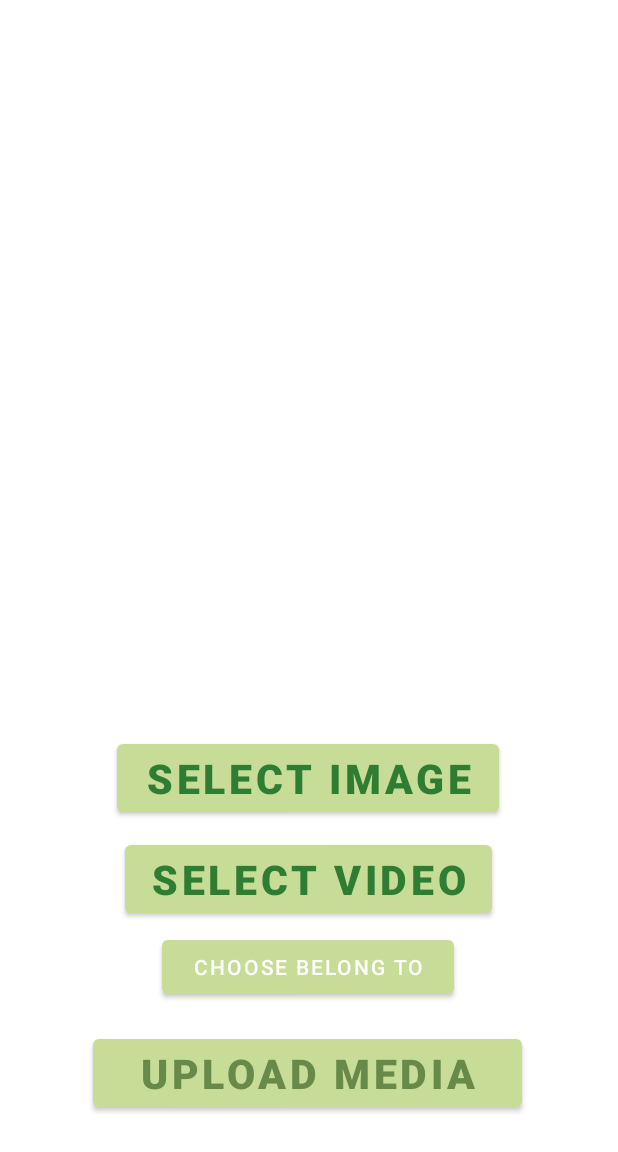
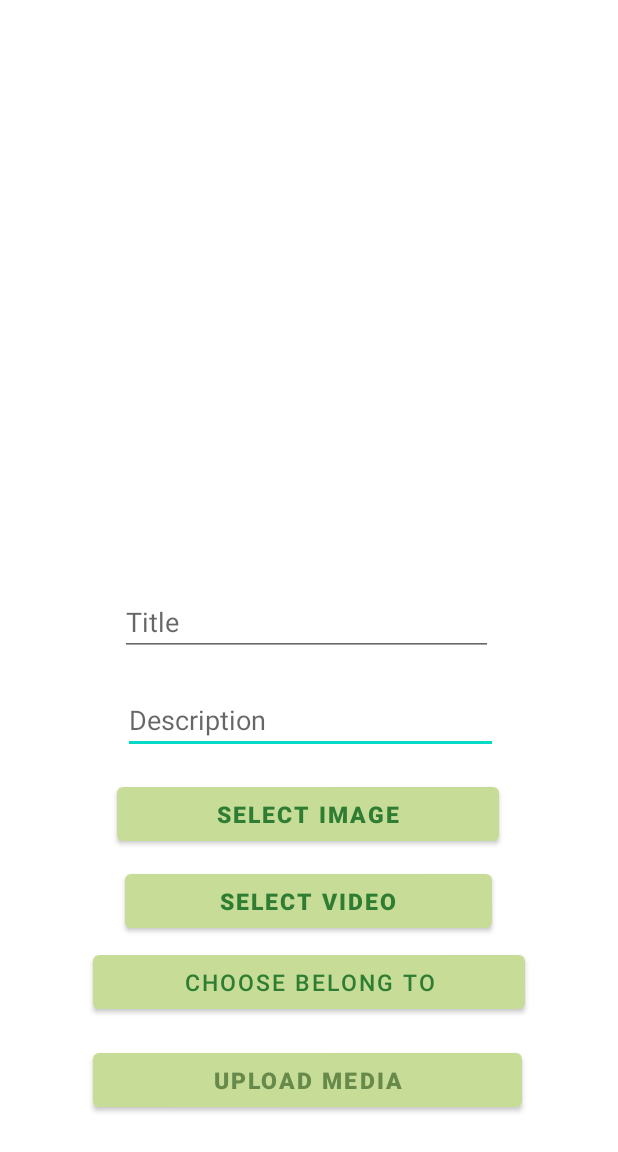
Before and after one commit to knn3/StoryBook, an Android app: the CaretakerUploading screen opened directly, with no data from a screen before it, on a phone screen of 412 x 824 dp, the part 84-1236 px from its top. Run offline under Robolectric (Android 15) with nearby library versions, the phone set to English and light mode, and no system bars; our stand-ins replace Firebase (no records; nobody signed in at launch, a user with empty details on screens opened directly); pictures from the network do not load.

Commit message:
Can now send title and description to firebase

```diff
--- a/app/src/main/java/com/example/storbook/CaretakerUploading.java
+++ b/app/src/main/java/com/example/storbook/CaretakerUploading.java
@@ -4,12 +4,15 @@ import androidx.annotation.NonNull;
 import androidx.annotation.Nullable;
 import androidx.appcompat.app.AppCompatActivity;
 
+import android.app.AlertDialog;
 import android.app.ProgressDialog;
 import android.content.Intent;
 import android.net.Uri;
 import android.os.Bundle;
 import android.util.Log;
 import android.view.View;
+import android.widget.Button;
+import android.widget.EditText;
 import android.widget.MediaController;
 import android.widget.Toast;
 import android.widget.VideoView;
@@ -45,6 +48,11 @@ public class CaretakerUploading extends AppCompatActivity {
     String media;
     String email;
     String downloadedUri;
+    String title;
+    String description;
+    EditText titleBox;
+    EditText descriptionBox;
+
 
     // The member that the media linked to (limit to one)
     String Belonged;
@@ -112,7 +120,6 @@ public class CaretakerUploading extends AppCompatActivity {
                 binding.chooserelationbtn.setText("Belong to " + Belonged);
             }
         }
-
     }
 
     private void uploadImage(){
@@ -158,10 +165,17 @@ public class CaretakerUploading extends AppCompatActivity {
                         // get download Url
                         Uri downloadUri = task.getResult();
                         downloadedUri = downloadUri.toString();
+                        //Get title and description
+                        titleBox = (EditText) findViewById(R.id.titleText);
+                        descriptionBox = (EditText) findViewById(R.id.descriptionText);
+                        title = titleBox.getText().toString();
+                        description = descriptionBox.getText().toString();
 
                         //upload and create a new document for this uploaded media to firestore
                         Map<String, Object> media = new HashMap<>();
                         media.put("Url", downloadedUri);
+                        media.put("Title", title);
+                        media.put("Description", description);
                         media.put("ClickedTime", 0);
                         // Synced with target family member if selected
                         if (!Belonged.equals("")){
@@ -216,6 +230,10 @@ public class CaretakerUploading extends AppCompatActivity {
         }
         // refresh the local url in the end
         ((global) this.getApplication()).refreshpictureUrls();
+
+        //Clear text boxes
+        titleBox.getText().clear();
+        descriptionBox.getText().clear();
     }
 
     private void selectImage(){
--- a/app/src/main/res/layout/activity_caretaker_uploading.xml
+++ b/app/src/main/res/layout/activity_caretaker_uploading.xml
@@ -12,13 +12,12 @@
         android:layout_width="match_parent"
         android:layout_height="?attr/actionBarSize"
         android:background="@color/blue"
+        android:onClick="onBackClick"
         app:logo="@drawable/gallery"
         app:navigationIcon="@drawable/ic_baseline_arrow_back_24"
         app:subtitle="upload page"
-        android:onClick="onBackClick"
         app:title="@string/app_name"
-        app:titleMarginStart="90dp"
-    />
+        app:titleMarginStart="90dp" />
 
 
     <ImageView
@@ -46,7 +45,7 @@
         android:layout_marginBottom="10dp"
         android:text="Select Image"
         android:textColor="#2E7D32"
-        android:textSize="27sp"
+        android:textSize="15sp"
         android:textStyle="bold" />
 
     <Button
@@ -61,7 +60,7 @@
         android:layout_marginBottom="24dp"
         android:text="Upload Media"
         android:textColor="@color/text_color"
-        android:textSize="27sp"
+        android:textSize="15sp"
         android:textStyle="bold" />
 
     <VideoView
@@ -89,21 +88,51 @@
         android:minHeight="48dp"
         android:text="Select Video"
         android:textColor="#2E7D32"
-        android:textSize="27sp"
+        android:textSize="15sp"
         android:textStyle="bold" />
 
     <Button
         android:id="@+id/chooserelationbtn"
-        android:layout_width="194dp"
+        android:layout_width="287dp"
         android:layout_height="wrap_content"
         android:layout_above="@id/uploadBtn"
         android:layout_alignParentStart="true"
         android:layout_alignParentEnd="true"
-        android:layout_marginStart="108dp"
+        android:layout_marginStart="62dp"
         android:layout_marginTop="-468dp"
-        android:layout_marginEnd="109dp"
-        android:layout_marginBottom="18dp"
-        android:text="choose belong to" />
+        android:layout_marginEnd="62dp"
+        android:layout_marginBottom="17dp"
+        android:text="choose belong to"
+        android:textColor="#2E7D32"
+        android:textSize="15sp" />
+
+    <EditText
+        android:id="@+id/descriptionText"
+        android:layout_width="wrap_content"
+        android:layout_height="wrap_content"
+        android:layout_above="@+id/selectImagebtn"
+        android:layout_alignParentStart="true"
+        android:layout_alignParentEnd="true"
+        android:layout_marginStart="82dp"
+        android:layout_marginEnd="80dp"
+        android:layout_marginBottom="16dp"
+        android:ems="10"
+        android:hint="Description"
+        android:inputType="textPersonName" />
+
+    <EditText
+        android:id="@+id/titleText"
+        android:layout_width="248dp"
+        android:layout_height="wrap_content"
+        android:layout_above="@+id/descriptionText"
+        android:layout_alignParentStart="true"
+        android:layout_alignParentEnd="true"
+        android:layout_marginStart="80dp"
+        android:layout_marginEnd="83dp"
+        android:layout_marginBottom="20dp"
+        android:ems="10"
+        android:hint="Title"
+        android:inputType="textPersonName" />
 
 
 </RelativeLayout>
```
